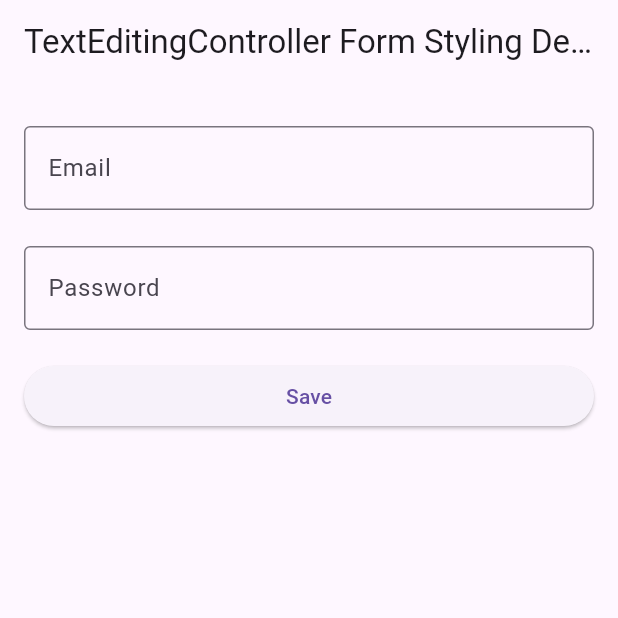
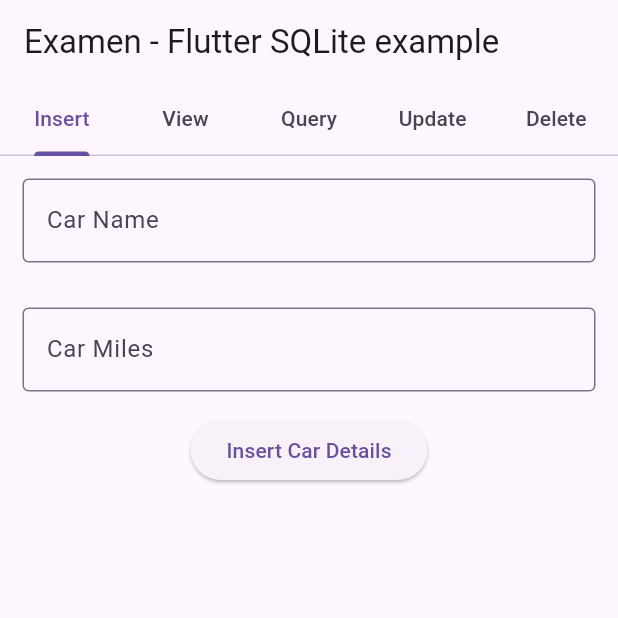
Before and after one commit to Sainathhiwale/flutterapps, a Flutter app: the screen it shows after launch, on a phone screen of 412 x 824 dp, the top half of it. Run offline on Flutter 3.47's test engine with Material 3 defaults, Android fonts, the phone set to English and light mode, and no system bars; our stand-ins replace sqflite; accounts and stored records are empty.

Commit message:
Sqlite demo code is implemented with curd operation

```diff
--- /dev/null
+++ b/lib/db/databaseHelper.dart
@@ -0,0 +1,91 @@
+
+import 'package:flutterapps/model/car.dart';
+import 'package:path/path.dart';
+import 'package:sqflite/sqflite.dart';
+
+class DatabaseHelper {
+  static final _databaseName = "cardb.db";
+  static final _database_version = 1;
+
+  static final table = 'cars_table';
+
+  static final columnId = 'id';
+  static final columnName = 'name';
+  static final columnMiles = 'miles';
+
+// make this a singleton class
+  DatabaseHelper._privateConstructor();
+
+  static final DatabaseHelper instance = DatabaseHelper._privateConstructor();
+
+// only have a single app-wide reference to the database
+  // only have a single app-wide reference to the database
+  static Database? _database;  // Make _database nullable
+
+  Future<Database> get database async {
+    if (_database != null) return _database!;  // Use ! to unwrap the nullable value
+    // lazily instantiate the db the first time it is accessed
+    _database = await _initDatabase();
+    return _database!;  // Use ! to unwrap the nullable value
+  }
+  // this opens the database (and creates it if it doesn't exist)
+  _initDatabase() async {
+    String path = join(await getDatabasesPath(), _databaseName);
+    return await openDatabase(path,
+        version: _database_version, onCreate: _onCreate);
+  }
+
+// SQL code to create the database table
+  // SQL code to create the database table
+  Future _onCreate(Database db, int version) async {
+    await db.execute('''
+          CREATE TABLE $table (
+            $columnId INTEGER PRIMARY KEY AUTOINCREMENT,
+            $columnName TEXT NOT NULL,
+            $columnMiles INTEGER NOT NULL
+          )
+          ''');
+  }
+
+// Inserts a row in the database where each key in the Map is a column name
+// and the value is the column value. The return value is the id of the
+// inserted row.
+  Future<int?> insert(Car car) async {
+    Database? db = await instance.database;
+    return await db?.insert(table, {'name': car.name, 'miles': car.miles});
+  }
+
+// All of the rows are returned as a list of maps, where each map is
+// a key-value list of columns
+  Future<List<Map<String, dynamic>>?> queryAllRows() async {
+    Database? db = await instance.database;
+    return await db?.query(table);
+  }
+  // Queries rows based on the argument received
+  Future<List<Map<String, dynamic>>?> queryRows(name) async {
+    Database? db = await instance.database;
+    return await db?.query(table, where: "$columnName LIKE '%$name%'");
+  }
+
+  // All of the methods (insert, query, update, delete) can also be done using
+  // raw SQL commands. This method uses a raw query to give the row count.
+  Future<int?> queryRowCount() async {
+    Database? db = await instance.database;
+    return Sqflite.firstIntValue(await db!.rawQuery('SELECT COUNT(*) FROM $table'));
+  }
+
+  // We are assuming here that the id column in the map is set. The other
+  // column values will be used to update the row.
+  Future<int?> update(Car car) async {
+    Database? db = await instance.database;
+    int id = car.toMap()['id'];
+    return await db?.update(table, car.toMap(), where: '$columnId = ?', whereArgs: [id]);
+  }
+
+  // Deletes the row specified by the id. The number of affected rows is
+  // returned. This should be 1 as long as the row exists.
+  Future<int?> delete(int id) async {
+    Database? db = await instance.database;
+    return await db?.delete(table, where: '$columnId = ?', whereArgs: [id]);
+  }
+}
--- a/lib/main.dart
+++ b/lib/main.dart
@@ -1,6 +1,6 @@
-import 'dart:html';
-
 import 'package:flutter/material.dart';
+import 'package:flutterapps/db/databaseHelper.dart';
+import 'package:flutterapps/model/car.dart';
 
 void main() {
   runApp(const MyApp());
@@ -9,139 +9,121 @@ void main() {
 class MyApp extends StatelessWidget {
   const MyApp({super.key});
 
-
   @override
   Widget build(BuildContext context) {
-    const appTitle = 'TextEditingController Form Styling Demo';
     return MaterialApp(
+      title: "Examen Flutter Database",
       debugShowCheckedModeBanner: false,
-      title: appTitle,
-      home: Scaffold(
-        appBar: AppBar(
-          title: const Text(appTitle),
+      theme: ThemeData(
+        primarySwatch: Colors.purple,
       ),
-        body: const MyCustomForm(),
-      ),
+      home: MyHomePage(),
     );
   }
 }
 
-class MyCustomForm extends StatefulWidget {
-  const MyCustomForm({super.key});
+class MyHomePage extends StatefulWidget {
+  const MyHomePage({super.key});
 
   @override
-  State<MyCustomForm> createState() => _MyCustomFormState();
+  State<MyHomePage> createState() => _MyHomePageState();
 }
 
-class _MyCustomFormState extends State<MyCustomForm> {
-  final TextEditingController emailController = TextEditingController();
-  final TextEditingController passwordController = TextEditingController();
+class _MyHomePageState extends State<MyHomePage> {
+  final dbHelper = DatabaseHelper.instance;
+  List<Car> cars = [];
+  List<Car> carsByName = [];
 
-  @override
-  void dispose() {
-    // Clean up the controllers when the widget is disposed
-    emailController.dispose();
-    passwordController.dispose();
-    // TODO: implement dispose
-    super.dispose();
+  //controllers used in insert operation UI
+  TextEditingController nameController = TextEditingController();
+  TextEditingController milesController = TextEditingController();
+
+ //controllers used in update operation UI
+  TextEditingController idUpdateController = TextEditingController();
+  TextEditingController nameUpdateController = TextEditingController();
+  TextEditingController milesUpdateController = TextEditingController();
+
+  //controllers used in delete operation UI
+  TextEditingController idDeleteController = TextEditingController();
+
+  //controllers used in query operation UI
+  TextEditingController queryController = TextEditingController();
+
+  final GlobalKey<ScaffoldMessengerState> _scaffoldKey = GlobalKey<ScaffoldMessengerState>();
+
+  void _showMessageInScaffold(String message) {
+    _scaffoldKey.currentState?.showSnackBar(
+        SnackBar(
+          content: Text(message),
+        )
+    );
   }
-
   @override
   Widget build(BuildContext context) {
-    return Scaffold(
-      body: Padding(
-        padding: EdgeInsets.symmetric(horizontal: 8, vertical: 16),
+    return DefaultTabController(length: 5,
+        child: Scaffold(
+          appBar: AppBar(
+            bottom: const TabBar(
+              tabs: [
+                Tab( text: "Insert",),
+                Tab( text: "View",),
+                Tab( text: "Query",),
+                Tab( text: "Update",),
+                Tab( text: "Delete",),
+              ],
+            ),
+            title: Text('Examen - Flutter SQLite example'),
+          ),
+          body: TabBarView(
+            children: [
+              Center(
                 child: Column(
-          crossAxisAlignment: CrossAxisAlignment.start,
-          children: [
-            Padding(
-            padding: EdgeInsets.symmetric(horizontal: 8, vertical: 12),
+                  children:<Widget> [
+                   Container(
+                     padding: EdgeInsets.all(15),
                      child: TextField(
-              controller: emailController,
+                       controller: nameController,
                        decoration: InputDecoration(
                          border: OutlineInputBorder(),
-                labelText: 'Email',
+                         labelText: 'Car Name',
                        ),
                      ),
                    ),
-            Padding(padding:
-            EdgeInsets.symmetric(horizontal: 8, vertical: 12),
+                    Container(
+                      padding: EdgeInsets.all(15),
                       child: TextField(
-              controller: passwordController,
+                        controller: milesController,
                         decoration: InputDecoration(
                           border: OutlineInputBorder(),
-                labelText: 'Password',
-              ),
-              obscureText: true,
-            ),
-            ),
-            Padding(padding: const EdgeInsets.all(8.0),
-            child: SizedBox(
-              width: double.infinity,
-              child:ElevatedButton(
-                onPressed: () {
-                  String email = emailController.text;
-                  String password = passwordController.text;
-                  // Show a Snackbar
-                  ScaffoldMessenger.of(context).showSnackBar(
-                    SnackBar(
-                      content: Text('Data saved:  Email: $email, Password: $password'),
-                    ),
-                  );
-                },
-                child: Text('Save'),
+                          labelText: "Car Miles"
                         ),
                       ),
                     ),
+                    ElevatedButton(
+                      child: Text('Insert Car Details'),
+                      onPressed: () {
+                        String name = nameController.text;
+                        int miles = int.parse(milesController.text);
+                        _insert(name, miles);
+                      },
+                    ),
+                  ],
+                ),
+              )
             ],
           ),
         ),
     );
   }
-}
 
-
-/*
-class MyCustomForm extends StatelessWidget {
-  const MyCustomForm({super.key});
-
-  @override
-  Widget build(BuildContext context) {
-    return Column(
-      crossAxisAlignment: CrossAxisAlignment.start,
-      children: <Widget>[
-        const Padding(
-          padding: EdgeInsets.symmetric(horizontal: 8, vertical: 16),
-          child: TextField(
-            decoration: InputDecoration(
-                border: OutlineInputBorder(), hintText: 'enter a name '),
-          ),
-        ),
-        const Padding(
-          padding: EdgeInsets.symmetric(horizontal: 8, vertical: 16),
-          child: TextField(
-            decoration: InputDecoration(
-                border: OutlineInputBorder(), hintText: 'enter password'),
-          ),
-        ),
-        Padding(
-          padding: const EdgeInsets.all(8.0),
-          child: SizedBox(
-            width: double.infinity,
-          child: ElevatedButton(
-            onPressed: () {
-              // Show a Snackbar
-              ScaffoldMessenger.of(context).showSnackBar(
-                SnackBar(content: Text("Data is saved Successfully!"),
-                ),
-              );
-              },
-            child: Text('Login'),
-          ),
-        ),
-        ),
-      ],
-    );
+  void _insert(name,miles) async{
+    // row to insert
+    Map<String, dynamic> row = {
+      DatabaseHelper.columnName:name,
+      DatabaseHelper.columnMiles:miles
+    };
+    Car car = Car.fromMap(row);
+    final id = await dbHelper.insert(car);
+    _showMessageInScaffold('inserted row id: $id');
   }
 }
-*/
--- /dev/null
+++ b/lib/model/car.dart
@@ -0,0 +1,23 @@
+import 'package:flutterapps/db/databaseHelper.dart';
+
+class Car{
+   late int id;
+   late String name;
+   late int miles;
+
+  Car(this.id, this.name, this.miles);
+
+  Car.fromMap(Map<String, dynamic> map){
+    id = map['id'];
+    name = map['name'];
+    miles = map['miles'];
+
+  }
+   Map<String, dynamic> toMap() {
+     return {
+       DatabaseHelper.columnId: id,
+       DatabaseHelper.columnName: name,
+       DatabaseHelper.columnMiles: miles,
+     };
+   }
+}
--- a/pubspec.yaml
+++ b/pubspec.yaml
@@ -35,6 +35,8 @@ dependencies:
   # The following adds the Cupertino Icons font to your application.
   # Use with the CupertinoIcons class for iOS style icons.
   cupertino_icons: ^1.0.2
+  sqflite: ^2.0.0+4  # Example version constraint
+  path: ^1.8.0  # Example version constraint
 
 dev_dependencies:
   flutter_test:
```
Also changed, not shown: pubspec.lock, 1 other file. Lines whose indentation alone changed are shown as unchanged.
